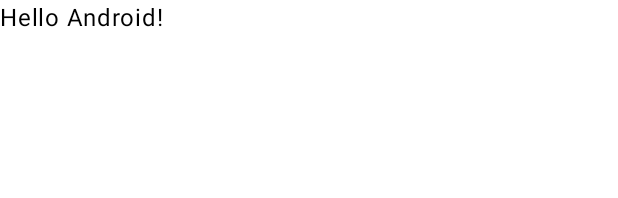
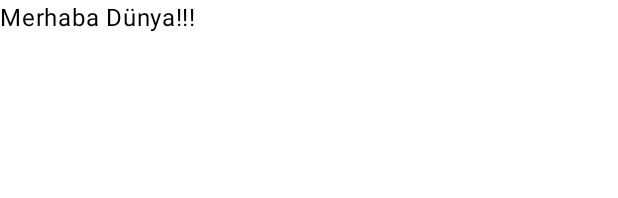
Before and after one commit to pehlivanakbas/Tasarim-calismalari, an Android app built with Jetpack Compose: the @Preview function GreetingPreview, on a phone screen of 412 x 824 dp. Shown: the top 198 px of the screen. Run offline under Robolectric (Android 15) with nearby library versions, the phone set to English and light mode, and no system bars.

Commit message:
^. ders ile Compose Yapısına temel giriş yapıldı, Emülator ayarları yapıldı

```diff
--- a/app/src/main/java/com/techcariernet/compose/tasarimcalismasi/MainActivity.kt
+++ b/app/src/main/java/com/techcariernet/compose/tasarimcalismasi/MainActivity.kt
@@ -19,29 +19,23 @@ class MainActivity : ComponentActivity() {
         enableEdgeToEdge()
         setContent {
             TasarimCalismasiTheme {
-                Scaffold(modifier = Modifier.fillMaxSize()) { innerPadding ->
-                    Greeting(
-                        name = "Android",
-                        modifier = Modifier.padding(innerPadding)
-                    )
+              Anasayfa()
                 }
             }
         }
     }
-}
+//run ettiğimiz zaman çalışacağımız sayfa
 
 @Composable
-fun Greeting(name: String, modifier: Modifier = Modifier) {
-    Text(
-        text = "Hello $name!",
-        modifier = modifier
-    )
+fun Anasayfa(){
+    Text(text = "Merhaba Dünya!!!")
 }
 
 @Preview(showBackground = true)
 @Composable
 fun GreetingPreview() {
     TasarimCalismasiTheme {
-        Greeting("Android")
+        Anasayfa()
+        //Bu fonksiyon bizim tasarımımızı önizleyecek
     }
 }
```
